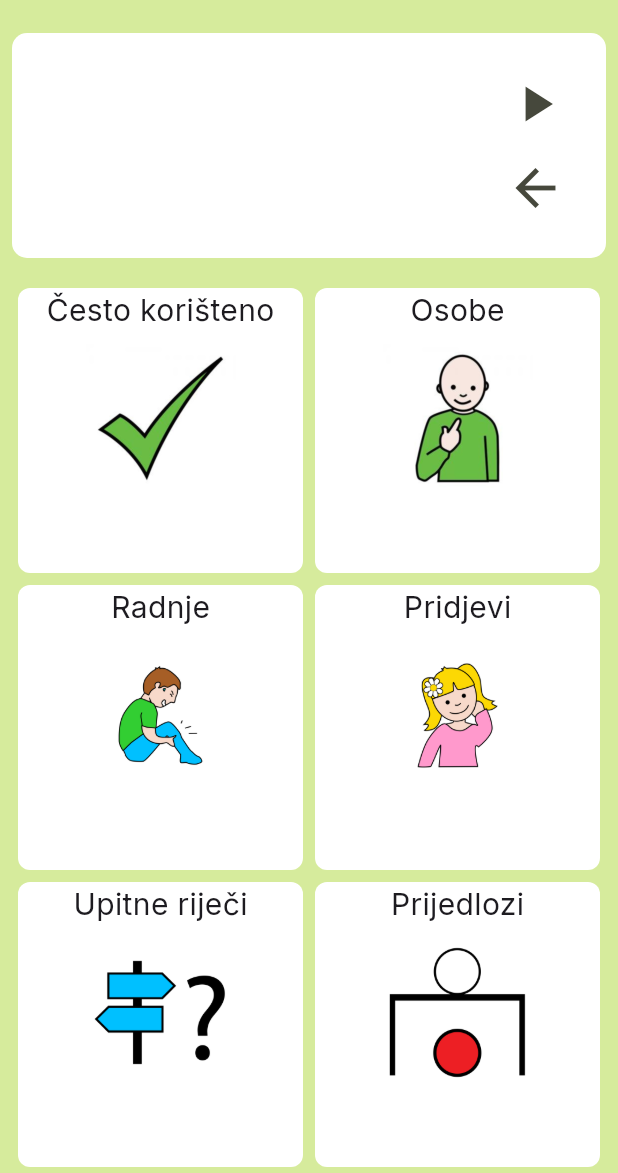
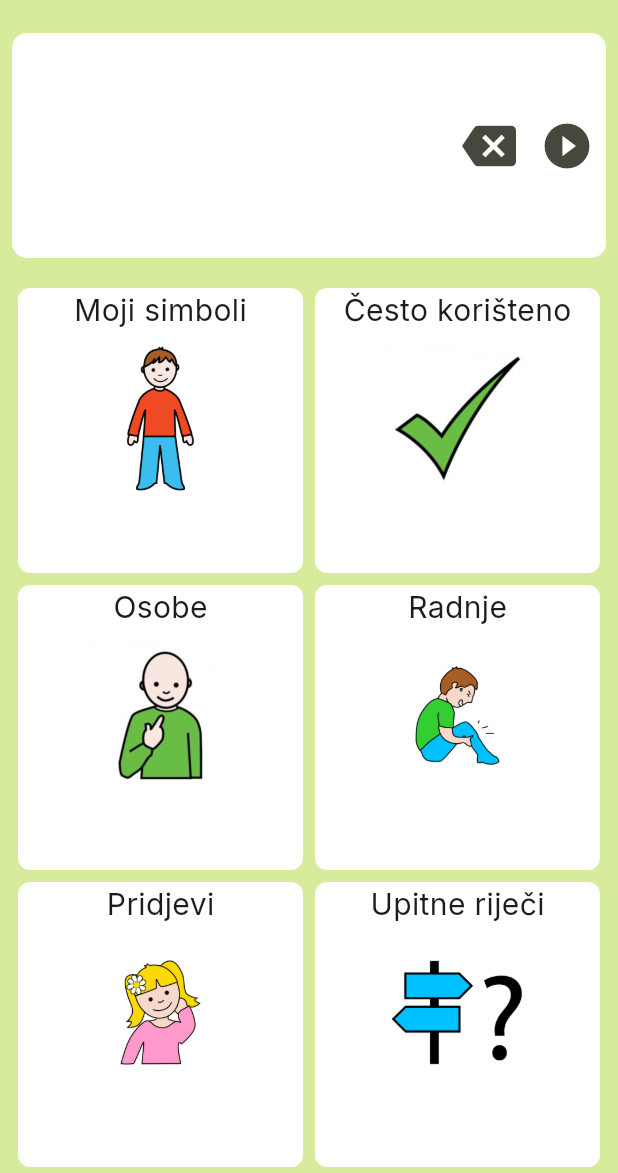
Before and after one commit to mizolf/AAKomunikacija, a Flutter app: the screen it shows after launch, on a phone screen of 412 x 824 dp, the part 63-1236 px from its top. Run offline on Flutter 3.47's test engine with Material 3 defaults, Android fonts, the phone set to English and light mode, and no system bars; our stand-ins replace cloud_firestore, firebase_core, google_fonts; accounts and stored records are empty.

Commit message:
dodan Drawer i moji simboli

```diff
--- a/lib/main.dart
+++ b/lib/main.dart
@@ -20,7 +20,7 @@ class App extends StatelessWidget {
   Widget build(BuildContext context) {
     return MaterialApp(
       debugShowCheckedModeBanner: false,
-      title: 'ICT AAC',
+      title: 'AAK',
       theme: ThemeData().copyWith(
         useMaterial3: true,
         colorScheme: ColorScheme.fromSeed(
--- a/lib/screen/home.dart
+++ b/lib/screen/home.dart
@@ -5,6 +5,7 @@ import 'package:ict_aac/widgets/menu.dart';
 import 'package:ict_aac/widgets/pictogram_card.dart';
 
 List<String> categories = [
+  'Moji simboli',
   'Često korišteno',
   'Osobe',
   'Radnje',
@@ -30,6 +31,7 @@ class _HomeScreenState extends State<HomeScreen> {
   String categoriesTitle = '';
   List<Pictogram> sentence = [];
 
+  List<Pictogram> custom = [];
   List<Pictogram> oftenUsed = [];
   List<Pictogram> people = [];
   List<Pictogram> action = [];
@@ -45,6 +47,7 @@ class _HomeScreenState extends State<HomeScreen> {
   void initState() {
     super.initState();
     _loadCategories();
+    _loadSentence();
   }
 
   Future<void> _loadCategories() async {
@@ -53,6 +56,13 @@ class _HomeScreenState extends State<HomeScreen> {
     final List<Pictogram> pictograms = pictogramsSnapshot.docs.map((doc) {
       return Pictogram.fromMap(doc.data() as Map<String, dynamic>);
     }).toList();
+
+    final customSnapshot =
+        await FirebaseFirestore.instance.collection('custom').get();
+    final List<Pictogram> customs = customSnapshot.docs.map((doc) {
+      return Pictogram.fromMap(doc.data() as Map<String, dynamic>);
+    }).toList();
+
     setState(() {
       for (final pictogram in pictograms) {
         if (pictogram.category == 'osoba') {
@@ -75,6 +85,18 @@ class _HomeScreenState extends State<HomeScreen> {
           animals.add(pictogram);
         }
       }
+      custom = customs;
+    });
+  }
+
+  Future<void> _loadSentence() async {
+    final pictogramsSnapshot =
+        await FirebaseFirestore.instance.collection('sentence').get();
+    final List<Pictogram> pictograms = pictogramsSnapshot.docs.map((doc) {
+      return Pictogram.fromMap(doc.data() as Map<String, dynamic>);
+    }).toList();
+    setState(() {
+      sentence = pictograms;
     });
   }
 
@@ -129,6 +151,7 @@ class _HomeScreenState extends State<HomeScreen> {
 
   void _selectPage(int index) {
     List<List<Pictogram>> pictograms = [
+      custom,
       oftenUsed,
       people,
       action,
@@ -226,6 +249,41 @@ class _HomeScreenState extends State<HomeScreen> {
     return Scaffold(
       drawer: Drawer(
         backgroundColor: Colors.white,
+        child: Container(
+          child: ListView(
+            children: [
+              DrawerHeader(
+                child: Text(
+                  'AAK',
+                  style: TextStyle().copyWith(fontSize: 32),
+                ),
+              ),
+              ListTile(
+                leading: const Icon(Icons.house_outlined),
+                title: Text(
+                  'NASLOVNA',
+                  style: const TextStyle().copyWith(fontSize: 18),
+                ),
+                onTap: () {},
+              ),
+              ListTile(
+                leading: const Icon(Icons.add_circle_outline_outlined),
+                title: Text(
+                  'DODAJ SVOJ SIMBOL',
+                  style: const TextStyle().copyWith(fontSize: 18),
+                ),
+              ),
+              ListTile(
+                leading: const Icon(Icons.info_outlined),
+                title: Text(
+                  'O APLIKACIJI',
+                  style: const TextStyle().copyWith(fontSize: 18),
+                ),
+                onTap: () {},
+              ),
+            ],
+          ),
+        ),
       ),
       backgroundColor: Theme.of(context).colorScheme.primaryContainer,
       appBar: AppBar(
@@ -255,22 +313,21 @@ class _HomeScreenState extends State<HomeScreen> {
                     ),
                   ),
                   Container(
-                    width: 75,
-                    child: Column(
+                    child: Row(
                       mainAxisAlignment: MainAxisAlignment.center,
                       crossAxisAlignment: CrossAxisAlignment.start,
                       children: [
                         IconButton(
+                            onPressed: _removeLastPictogram,
+                            icon: const Icon(
+                              Icons.backspace,
+                              size: 36,
+                            )),
+                        IconButton(
                             onPressed: () {},
                             icon: const Icon(
-                              Icons.play_arrow,
-                              size: 40,
-                            )),
-                        IconButton(
-                            onPressed: _removeLastPictogram,
-                            icon: const Icon(
-                              Icons.arrow_back,
-                              size: 40,
+                              Icons.play_circle_fill,
+                              size: 36,
                             )),
                       ],
                     ),
```
Also changed, not shown: assets/images/0.jpg, assets/images/1.jpg, assets/images/2.jpg, assets/images/3.jpg, assets/images/4.jpg, assets/images/5.jpg, assets/images/6.jpg, assets/images/7.jpg, assets/images/8.jpg, assets/images/9.jpg (added).
